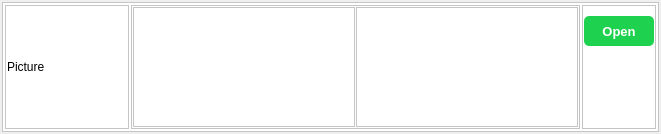
Old version of the form DekiApp_pyqt5/Screens/ListItem.ui in the repository krzysiek-droid/Deki-Desktop-App.
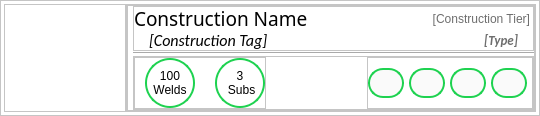
New version of the form. Icons and pictures are not drawn.

```diff
--- a/DekiApp_pyqt5/Screens/ListItem.ui
+++ b/DekiApp_pyqt5/Screens/ListItem.ui
@@ -1,17 +1,17 @@
 <?xml version="1.0" encoding="UTF-8"?>
 <ui version="4.0">
- <class>Form</class>
- <widget class="QWidget" name="Form">
+ <class>ListItem</class>
+ <widget class="QWidget" name="ListItem">
   <property name="geometry">
    <rect>
     <x>0</x>
     <y>0</y>
-    <width>661</width>
-    <height>134</height>
+    <width>540</width>
+    <height>116</height>
    </rect>
   </property>
   <property name="sizePolicy">
-   <sizepolicy hsizetype="MinimumExpanding" vsizetype="Preferred">
+   <sizepolicy hsizetype="Minimum" vsizetype="Minimum">
     <horstretch>0</horstretch>
     <verstretch>0</verstretch>
    </sizepolicy>
@@ -20,39 +20,40 @@
    <string>Form</string>
   </property>
   <property name="styleSheet">
+   <string notr="true">QLabel{
+	font: 12pt &quot;Calibri&quot;;
+}</string>
+  </property>
+  <layout class="QHBoxLayout" name="horizontalLayout">
+   <property name="spacing">
+    <number>0</number>
+   </property>
+   <property name="leftMargin">
+    <number>0</number>
+   </property>
+   <property name="topMargin">
+    <number>0</number>
+   </property>
+   <property name="rightMargin">
+    <number>0</number>
+   </property>
+   <property name="bottomMargin">
+    <number>0</number>
+   </property>
+   <item alignment="Qt::AlignTop">
+    <widget class="QFrame" name="mainFrame">
+     <property name="styleSheet">
    <string notr="true">QFrame{
 background-color: rgb(255, 255, 255);
 }
 #mainFrame::hover { 
-	border-width: 3px;
+	border-width: 2px;
  	 border-style: solid;
  	 border-color: rgb(30, 210, 80);
 }
 
-QPushButton{
-	background-color: rgb(30, 210, 80);
-	color: rgb(255, 255, 255);
-	border-radius: 5px;
-}</string>
-  </property>
-  <layout class="QHBoxLayout" name="horizontalLayout">
-   <property name="spacing">
-    <number>2</number>
-   </property>
-   <property name="leftMargin">
-    <number>2</number>
-   </property>
-   <property name="topMargin">
-    <number>2</number>
-   </property>
-   <property name="rightMargin">
-    <number>2</number>
-   </property>
-   <property name="bottomMargin">
-    <number>2</number>
-   </property>
-   <item alignment="Qt::AlignTop">
-    <widget class="QFrame" name="mainFrame">
+</string>
+     </property>
      <property name="frameShape">
       <enum>QFrame::StyledPanel</enum>
      </property>
@@ -61,19 +62,19 @@
      </property>
      <layout class="QHBoxLayout" name="horizontalLayout_2">
       <property name="spacing">
-       <number>2</number>
+       <number>0</number>
       </property>
       <property name="leftMargin">
-       <number>2</number>
+       <number>3</number>
       </property>
       <property name="topMargin">
-       <number>2</number>
+       <number>3</number>
       </property>
       <property name="rightMargin">
-       <number>2</number>
+       <number>3</number>
       </property>
       <property name="bottomMargin">
-       <number>2</number>
+       <number>3</number>
       </property>
       <item alignment="Qt::AlignLeft">
        <widget class="QFrame" name="frame">
@@ -85,30 +86,30 @@
         </property>
         <layout class="QVBoxLayout" name="verticalLayout">
          <property name="spacing">
-          <number>1</number>
+          <number>0</number>
          </property>
          <property name="leftMargin">
-          <number>1</number>
+          <number>0</number>
          </property>
          <property name="topMargin">
-          <number>1</number>
+          <number>0</number>
          </property>
          <property name="rightMargin">
-          <number>1</number>
+          <number>0</number>
          </property>
          <property name="bottomMargin">
-          <number>1</number>
+          <number>0</number>
          </property>
          <item alignment="Qt::AlignHCenter|Qt::AlignVCenter">
           <widget class="QLabel" name="constructionPicture">
            <property name="minimumSize">
             <size>
              <width>120</width>
-             <height>120</height>
+             <height>90</height>
             </size>
            </property>
            <property name="text">
-            <string>Picture</string>
+            <string/>
            </property>
           </widget>
          </item>
@@ -131,19 +132,19 @@
         </property>
         <layout class="QHBoxLayout" name="horizontalLayout_3">
          <property name="spacing">
-          <number>1</number>
+          <number>0</number>
          </property>
          <property name="leftMargin">
-          <number>1</number>
+          <number>0</number>
          </property>
          <property name="topMargin">
-          <number>1</number>
+          <number>0</number>
          </property>
          <property name="rightMargin">
-          <number>1</number>
+          <number>0</number>
          </property>
          <property name="bottomMargin">
-          <number>1</number>
+          <number>0</number>
          </property>
          <item>
           <widget class="QFrame" name="frame_4">
@@ -157,34 +158,76 @@
             <property name="spacing">
              <number>1</number>
             </property>
+            <property name="leftMargin">
+             <number>5</number>
+            </property>
+            <property name="topMargin">
+             <number>0</number>
+            </property>
+            <property name="rightMargin">
+             <number>0</number>
+            </property>
+            <property name="bottomMargin">
+             <number>0</number>
+            </property>
             <item>
-             <widget class="QLabel" name="constructionName">
-              <property name="sizePolicy">
-               <sizepolicy hsizetype="Preferred" vsizetype="Preferred">
-                <horstretch>0</horstretch>
-                <verstretch>0</verstretch>
-               </sizepolicy>
+             <widget class="QFrame" name="frame_3">
+              <property name="frameShape">
+               <enum>QFrame::StyledPanel</enum>
               </property>
-              <property name="minimumSize">
-               <size>
-                <width>0</width>
-                <height>20</height>
-               </size>
+              <property name="frameShadow">
+               <enum>QFrame::Raised</enum>
               </property>
+              <layout class="QGridLayout" name="gridLayout">
+               <property name="leftMargin">
+                <number>0</number>
+               </property>
+               <property name="topMargin">
+                <number>0</number>
+               </property>
+               <property name="rightMargin">
+                <number>0</number>
+               </property>
+               <property name="bottomMargin">
+                <number>0</number>
+               </property>
+               <property name="spacing">
+                <number>0</number>
+               </property>
+               <item row="2" column="2">
+                <widget class="QLabel" name="typeLbl">
               <property name="font">
                <font>
-                <pointsize>12</pointsize>
+                   <family>Calibri</family>
+                   <pointsize>10</pointsize>
                 <weight>75</weight>
+                   <italic>true</italic>
                 <bold>true</bold>
                </font>
               </property>
+                 <property name="styleSheet">
+                  <string notr="true">color: rgb(110, 110, 110);
+font: italic bold 10pt &quot;Calibri&quot;;</string>
+                 </property>
               <property name="text">
-               <string/>
+                  <string>[Type]</string>
+                 </property>
+                 <property name="alignment">
+                  <set>Qt::AlignRight|Qt::AlignTrailing|Qt::AlignVCenter</set>
+                 </property>
+                 <property name="indent">
+                  <number>15</number>
               </property>
              </widget>
             </item>
-            <item>
+               <item row="2" column="1">
              <widget class="QLabel" name="constructionTag">
+                 <property name="sizePolicy">
+                  <sizepolicy hsizetype="Expanding" vsizetype="Preferred">
+                   <horstretch>0</horstretch>
+                   <verstretch>0</verstretch>
+                  </sizepolicy>
+                 </property>
               <property name="minimumSize">
                <size>
                 <width>0</width>
@@ -193,19 +236,32 @@
               </property>
               <property name="font">
                <font>
+                   <family>Calibri</family>
+                   <pointsize>12</pointsize>
+                   <weight>50</weight>
                 <italic>true</italic>
-               </font>
-              </property>
+                   <bold>false</bold>
+                  </font>
+                 </property>
+                 <property name="styleSheet">
+                  <string notr="true">font: italic 12pt &quot;Calibri&quot;;</string>
+                 </property>
               <property name="text">
-               <string/>
+                  <string>[Construction Tag]</string>
               </property>
               <property name="indent">
-               <number>10</number>
+                  <number>15</number>
               </property>
              </widget>
             </item>
-            <item>
-             <widget class="QLabel" name="seriesSize">
+               <item row="0" column="1">
+                <widget class="QLabel" name="constructionName">
+                 <property name="sizePolicy">
+                  <sizepolicy hsizetype="Expanding" vsizetype="Preferred">
+                   <horstretch>0</horstretch>
+                   <verstretch>0</verstretch>
+                  </sizepolicy>
+                 </property>
               <property name="minimumSize">
                <size>
                 <width>0</width>
@@ -214,119 +270,302 @@
               </property>
               <property name="font">
                <font>
-                <pointsize>10</pointsize>
-                <italic>true</italic>
-               </font>
-              </property>
+                   <family>12 Calibri</family>
+                   <pointsize>14</pointsize>
+                   <weight>9</weight>
+                   <italic>false</italic>
+                   <bold>false</bold>
+                   <underline>false</underline>
+                   <strikeout>false</strikeout>
+                   <kerning>false</kerning>
+                  </font>
+                 </property>
+                 <property name="styleSheet">
+                  <string notr="true">font: 75 14pt bold &quot;Calibri&quot;;</string>
+                 </property>
               <property name="text">
-               <string/>
-              </property>
+                  <string>Construction Name</string>
+                 </property>
+                </widget>
+               </item>
+               <item row="0" column="2">
+                <widget class="QLabel" name="tierLbl">
+                 <property name="styleSheet">
+                  <string notr="true">color: rgb(110, 110, 110);
+font: italic bold 12pt &quot;Calibri&quot;;</string>
+                 </property>
+                 <property name="text">
+                  <string>[Construction Tier]</string>
+                 </property>
+                 <property name="alignment">
+                  <set>Qt::AlignRight|Qt::AlignTrailing|Qt::AlignVCenter</set>
+                 </property>
               <property name="indent">
+                  <number>3</number>
+                 </property>
+                </widget>
+               </item>
+              </layout>
+             </widget>
+            </item>
+            <item>
+             <widget class="Line" name="line">
+              <property name="styleSheet">
+               <string notr="true"/>
+              </property>
+              <property name="orientation">
+               <enum>Qt::Horizontal</enum>
+              </property>
+             </widget>
+            </item>
+            <item>
+             <widget class="QFrame" name="frame_6">
+              <property name="frameShape">
+               <enum>QFrame::StyledPanel</enum>
+              </property>
+              <property name="frameShadow">
+               <enum>QFrame::Raised</enum>
+              </property>
+              <layout class="QHBoxLayout" name="horizontalLayout_5">
+               <property name="spacing">
+                <number>5</number>
+               </property>
+               <property name="leftMargin">
+                <number>0</number>
+               </property>
+               <property name="topMargin">
+                <number>0</number>
+               </property>
+               <property name="rightMargin">
+                <number>0</number>
+               </property>
+               <property name="bottomMargin">
+                <number>0</number>
+               </property>
+               <item>
+                <widget class="QFrame" name="frame_8">
+                 <property name="minimumSize">
+                  <size>
+                   <width>100</width>
+                   <height>0</height>
+                  </size>
+                 </property>
+                 <property name="styleSheet">
+                  <string notr="true">QLabel{
+border: 2px solid rgb(30, 210, 80);
+border-radius: 25px;
+	font: 10pt &quot;Calibri&quot;;
+}</string>
+                 </property>
+                 <property name="frameShape">
+                  <enum>QFrame::StyledPanel</enum>
+                 </property>
+                 <property name="frameShadow">
+                  <enum>QFrame::Raised</enum>
+                 </property>
+                 <layout class="QHBoxLayout" name="horizontalLayout_7">
+                  <property name="spacing">
                <number>20</number>
               </property>
+                  <property name="leftMargin">
+                   <number>10</number>
+                  </property>
+                  <property name="topMargin">
+                   <number>0</number>
+                  </property>
+                  <property name="rightMargin">
+                   <number>0</number>
+                  </property>
+                  <property name="bottomMargin">
+                   <number>0</number>
+                  </property>
+                  <item>
+                   <widget class="QLabel" name="label">
+                    <property name="minimumSize">
+                     <size>
+                      <width>50</width>
+                      <height>50</height>
+                     </size>
+                    </property>
+                    <property name="text">
+                     <string>100
+Welds</string>
+                    </property>
+                    <property name="alignment">
+                     <set>Qt::AlignCenter</set>
+                    </property>
              </widget>
             </item>
             <item>
-             <spacer name="verticalSpacer_2">
+                   <widget class="QLabel" name="label_2">
+                    <property name="minimumSize">
+                     <size>
+                      <width>50</width>
+                      <height>50</height>
+                     </size>
+                    </property>
+                    <property name="text">
+                     <string>3 
+ Subs</string>
+                    </property>
+                    <property name="alignment">
+                     <set>Qt::AlignCenter</set>
+                    </property>
+                   </widget>
+                  </item>
+                 </layout>
+                </widget>
+               </item>
+               <item>
+                <spacer name="horizontalSpacer">
               <property name="orientation">
-               <enum>Qt::Vertical</enum>
+                  <enum>Qt::Horizontal</enum>
               </property>
               <property name="sizeHint" stdset="0">
                <size>
-                <width>20</width>
-                <height>40</height>
+                   <width>40</width>
+                   <height>20</height>
                </size>
               </property>
              </spacer>
             </item>
-           </layout>
-          </widget>
-         </item>
          <item>
-          <widget class="QFrame" name="frame_5">
-           <property name="frameShape">
-            <enum>QFrame::StyledPanel</enum>
-           </property>
-           <property name="frameShadow">
-            <enum>QFrame::Raised</enum>
-           </property>
-          </widget>
-         </item>
-        </layout>
-       </widget>
-      </item>
-      <item>
-       <widget class="QFrame" name="frame_3">
+                <widget class="QFrame" name="frame_7">
+                 <property name="styleSheet">
+                  <string notr="true">QPushButton{
+	background-color: rgb(250, 250, 250);
+	color: rgb(255, 150, 0);
+	border-radius: 15px;
+}
+QPushButton:enabled{
+	border: 2px solid rgb(30, 210, 80);
+}
+QPushButton:!enabled{
+	border: 0px;
+}</string>
+                 </property>
         <property name="frameShape">
          <enum>QFrame::StyledPanel</enum>
         </property>
         <property name="frameShadow">
          <enum>QFrame::Raised</enum>
         </property>
-        <layout class="QVBoxLayout" name="verticalLayout_3">
+                 <layout class="QHBoxLayout" name="horizontalLayout_6">
          <property name="spacing">
-          <number>1</number>
+                   <number>5</number>
          </property>
          <property name="leftMargin">
-          <number>1</number>
+                   <number>0</number>
          </property>
          <property name="topMargin">
-          <number>10</number>
+                   <number>0</number>
          </property>
          <property name="rightMargin">
-          <number>1</number>
+                   <number>5</number>
          </property>
          <property name="bottomMargin">
-          <number>10</number>
-         </property>
+                   <number>0</number>
+                  </property>
+                  <item>
+                   <widget class="QPushButton" name="addSubConstructionBtn">
+                    <property name="minimumSize">
+                     <size>
+                      <width>30</width>
+                      <height>30</height>
+                     </size>
+                    </property>
+                    <property name="text">
+                     <string/>
+                    </property>
+                    <property name="icon">
+                     <iconset resource="../resources.qrc">
+                      <normaloff>:/Icons/Icons/plus.svg</normaloff>:/Icons/Icons/plus.svg</iconset>
+                    </property>
+                    <property name="iconSize">
+                     <size>
+                      <width>20</width>
+                      <height>20</height>
+                     </size>
+                    </property>
+                   </widget>
+                  </item>
+                  <item>
+                   <widget class="QPushButton" name="weldFilterBtn">
+                    <property name="minimumSize">
+                     <size>
+                      <width>30</width>
+                      <height>30</height>
+                     </size>
+                    </property>
+                    <property name="text">
+                     <string/>
+                    </property>
+                    <property name="icon">
+                     <iconset resource="../resources.qrc">
+                      <normaloff>:/Icons/Icons/edit-3.svg</normaloff>:/Icons/Icons/edit-3.svg</iconset>
+                    </property>
+                    <property name="iconSize">
+                     <size>
+                      <width>20</width>
+                      <height>20</height>
+                     </size>
+                    </property>
+                   </widget>
+                  </item>
          <item>
           <widget class="QPushButton" name="openSubConstructionBtn">
-           <property name="sizePolicy">
-            <sizepolicy hsizetype="Maximum" vsizetype="Fixed">
-             <horstretch>0</horstretch>
-             <verstretch>0</verstretch>
-            </sizepolicy>
-           </property>
            <property name="minimumSize">
             <size>
-             <width>70</width>
+                      <width>30</width>
              <height>30</height>
             </size>
            </property>
-           <property name="font">
-            <font>
-             <pointsize>10</pointsize>
-             <weight>75</weight>
-             <bold>true</bold>
-            </font>
-           </property>
            <property name="text">
-            <string>Open</string>
+                     <string/>
            </property>
            <property name="icon">
             <iconset resource="../resources.qrc">
-             <normaloff>:/Icons/Icons/external-link.svg</normaloff>:/Icons/Icons/external-link.svg</iconset>
+                      <normaloff>:/Icons/Icons/log-in.svg</normaloff>:/Icons/Icons/log-in.svg</iconset>
            </property>
            <property name="iconSize">
             <size>
-             <width>16</width>
-             <height>16</height>
+                      <width>20</width>
+                      <height>20</height>
             </size>
            </property>
           </widget>
          </item>
          <item>
-          <spacer name="verticalSpacer">
-           <property name="orientation">
-            <enum>Qt::Vertical</enum>
-           </property>
-           <property name="sizeHint" stdset="0">
+                   <widget class="QPushButton" name="selectConstructionBtn">
+                    <property name="minimumSize">
+                     <size>
+                      <width>30</width>
+                      <height>30</height>
+                     </size>
+                    </property>
+                    <property name="text">
+                     <string/>
+                    </property>
+                    <property name="icon">
+                     <iconset resource="../resources.qrc">
+                      <normaloff>:/Icons/Icons/arrow-up.svg</normaloff>:/Icons/Icons/arrow-up.svg</iconset>
+                    </property>
+                    <property name="iconSize">
             <size>
              <width>20</width>
-             <height>40</height>
-            </size>
-           </property>
-          </spacer>
+                      <height>20</height>
+                     </size>
+                    </property>
+                   </widget>
+                  </item>
+                 </layout>
+                </widget>
+               </item>
+              </layout>
+             </widget>
+            </item>
+           </layout>
+          </widget>
          </item>
         </layout>
        </widget>
```
Lines whose indentation alone changed are shown as unchanged.
